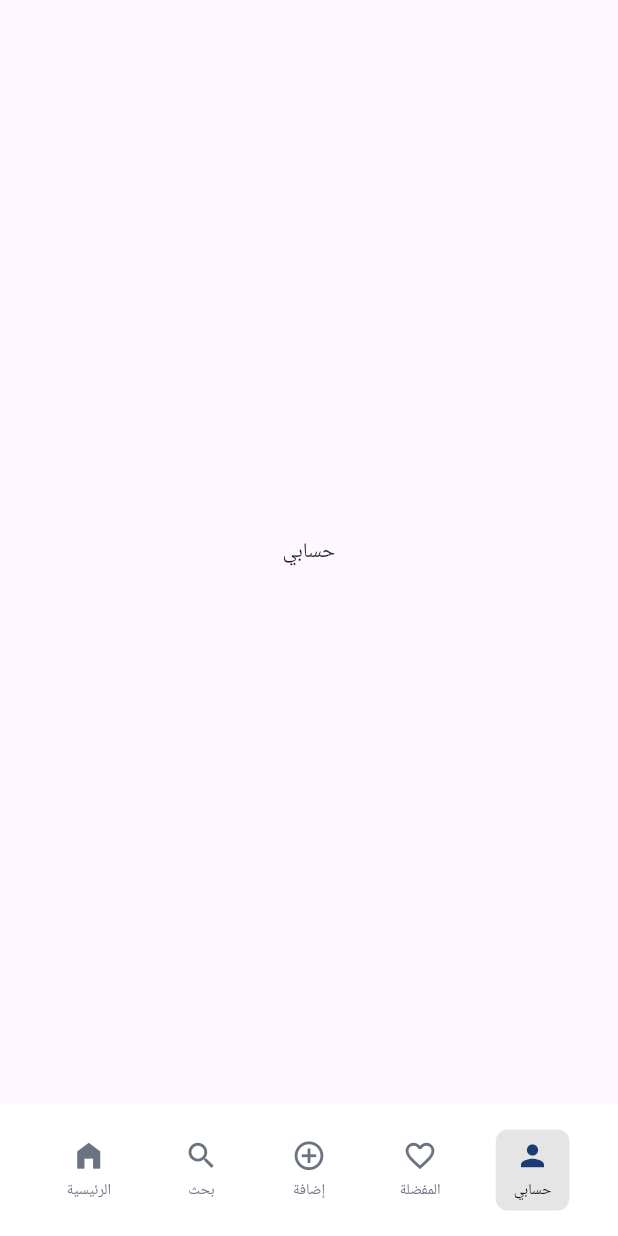
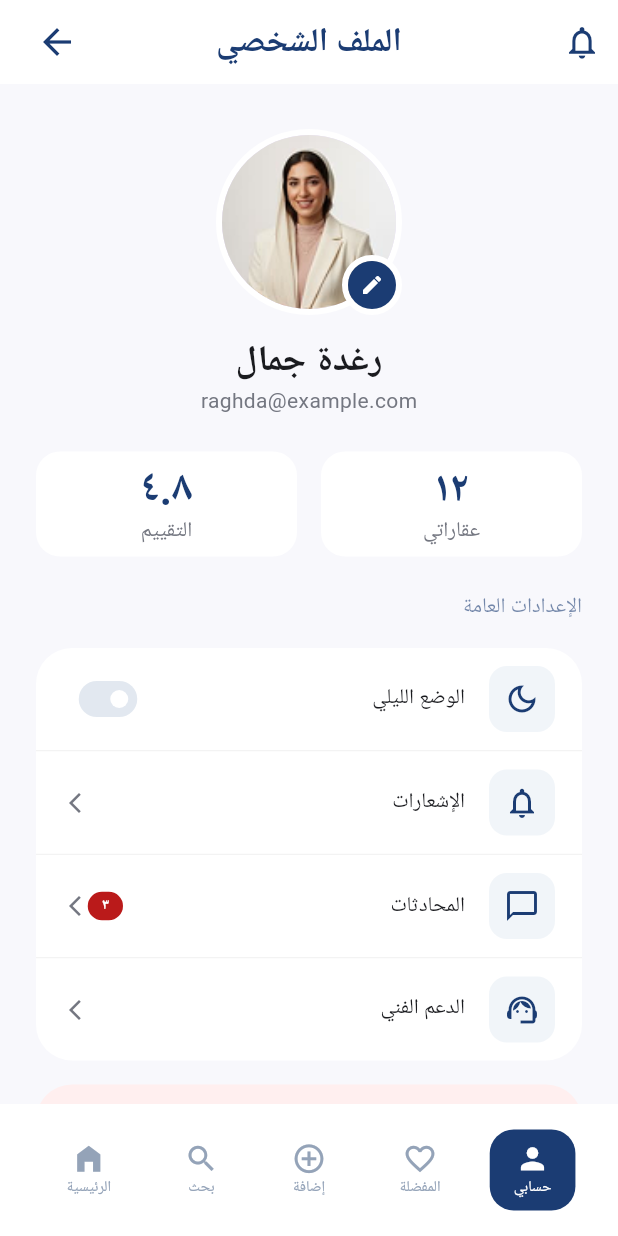
Before and after one commit to deema-ashraf-jaber/rentease, a Flutter app: the BottomNavigationScreen screen opened directly, item 5 of the bottom bar chosen, on a phone screen of 412 x 824 dp. Run offline on Flutter 3.47's test engine with Material 3 defaults, Android fonts, the light colour scheme and no system bars; our stand-ins replace dotted_border, get, get_storage, google_maps_flutter, iconsax, logger and 1 more; accounts and stored records are empty.

Commit message:
Add profile screen

```diff
--- a/lib/bottom_navigation.dart
+++ b/lib/bottom_navigation.dart
@@ -2,6 +2,7 @@ import 'package:flutter/material.dart';
 import 'package:rentease/utils/constants/colors.dart';
 import 'features/shope/screens/addProperty/add_property.dart';
 import 'features/shope/screens/home/home.dart';
+import 'features/shope/screens/profile/profile.dart';
 
 class BottomNavigationScreen extends StatefulWidget {
   const BottomNavigationScreen({super.key});
@@ -22,9 +23,9 @@ class _BottomNavigationScreenState extends State<BottomNavigationScreen> {
     _pages = [
       const HomeScreen(),
       const Center(child: Text('بحث')),
-      AddPropertyScreen(),
+      const AddPropertyScreen(),
       const Center(child: Text('المفضلة')),
-      const Center(child: Text('حسابي')),
+      const ProfileScreen(),
     ];
   }
 
@@ -59,14 +60,14 @@ class _BottomNavigationScreenState extends State<BottomNavigationScreen> {
 
             return InkWell(
               onTap: () => _onTap(index),
-              borderRadius: BorderRadius.circular(8),
+              borderRadius: BorderRadius.circular(24),
               child: Container(
-                padding: const EdgeInsets.symmetric(horizontal: 12, vertical: 6),
+                padding: const EdgeInsets.symmetric(horizontal: 16, vertical: 8),
                 decoration: BoxDecoration(
                   color: selected
-                      ? const Color(0xffE5E5E5)
+                      ? TColors.PrimaryColor
                       : Colors.transparent,
-                  borderRadius: BorderRadius.circular(8),
+                  borderRadius: BorderRadius.circular(16),
                 ),
                 child: Column(
                   mainAxisSize: MainAxisSize.min,
@@ -74,18 +75,17 @@ class _BottomNavigationScreenState extends State<BottomNavigationScreen> {
                     Icon(
                       items[index][0] as IconData,
                       color: selected
-                          ? TColors.PrimaryColor
-                          : const Color(0xff6B7280),
+                          ? Colors.white
+                          : const Color(0xff94A3B8),
                       size: 23,
                     ),
-                    const SizedBox(height: 4),
                     Text(
                       items[index][1] as String,
                       style: Theme.of(context).textTheme.titleMedium?.copyWith(
                         fontSize: 10,
                         color: selected
-                            ? Colors.black
-                            : const Color(0xff6B7280),
+                            ? Colors.white
+                            : const Color(0xff94A3B8),
                       ),
                     ),
                   ],
--- a/lib/common/widgets/appbar/appbar.dart
+++ b/lib/common/widgets/appbar/appbar.dart
@@ -24,12 +24,12 @@ class TAppBar extends StatelessWidget implements PreferredSizeWidget {
       elevation: 0,
       centerTitle: true,
       leading: Padding(
-        padding: const EdgeInsets.only(right: 30),
+        padding: const EdgeInsets.symmetric(horizontal: 16),
         child: IconButton(
           onPressed: () {
             Navigator.pop(context);
           },
-          icon: Icon(Icons.notifications_none, color: foregroundColor, size: 28),
+          icon: Icon(Icons.arrow_back, color: foregroundColor, size: 28),
         ),
       ),
       title: Text(
--- /dev/null
+++ b/lib/features/shope/screens/profile/profile.dart
@@ -0,0 +1,223 @@
+import 'package:flutter/material.dart';
+import 'package:rentease/features/shope/screens/profile/widgets/divider.dart';
+import 'package:rentease/features/shope/screens/profile/widgets/info_card.dart';
+import 'package:rentease/features/shope/screens/profile/widgets/settings_tile.dart';
+
+import '../../../../common/widgets/appbar/appbar.dart';
+import '../../../../utils/constants/colors.dart';
+import '../../../../utils/constants/image_strings.dart';
+import '../notifications/notifications.dart';
+
+class ProfileScreen extends StatelessWidget {
+  const ProfileScreen({super.key});
+
+  @override
+  Widget build(BuildContext context) {
+    return Scaffold(
+      backgroundColor: const Color(0xFFF8F8FC),
+
+      appBar:  TAppBar(
+        title: 'الملف الشخصي',
+        actionIcon: Icons.notifications_none,
+        onActionPressed: (){},
+      ),
+      body: SingleChildScrollView(
+        child: Padding(
+          padding: const EdgeInsets.symmetric(horizontal: 24),
+          child: Column(
+            children: [
+              const SizedBox(height: 30),
+              Stack(
+                alignment: Alignment.bottomRight,
+                children: [
+                  Container(
+                    decoration: BoxDecoration(
+                      shape: BoxShape.circle,
+                      border: Border.all(
+                        color: Colors.white,
+                        width: 4,
+                      ),
+                    ),
+                    child: const CircleAvatar(
+                      radius: 58,
+                      backgroundImage: AssetImage(
+                        TImages.userProfile,
+                      ),
+                    ),
+                  ),
+
+                  Container(
+                    decoration: BoxDecoration(
+                      shape: BoxShape.circle,
+                      border: Border.all(
+                        color: Colors.white,
+                        width: 4,
+                      ),
+                    ),
+                    child:const  CircleAvatar(
+                      radius: 16,
+                      backgroundColor: TColors.PrimaryColor,
+                      child: Icon(
+                        Icons.edit,
+                        size: 16,
+                        color: Colors.white,
+                      ),
+                    ),
+                  ),
+                ],
+              ),
+              const SizedBox(height: 16),
+
+              Text(
+                  'رغدة جمال',
+                  style: Theme.of(context).textTheme.headlineLarge!.copyWith(
+                      fontSize: 24,
+                      fontWeight: FontWeight.w700,
+                      color: const Color(0xff1A1B1F)
+                  )
+              ),
+              Text(
+                  'raghda@example.com',
+                  style: Theme.of(context).textTheme.bodyMedium!.copyWith(
+                      color: const Color(0xff747781)
+                  )
+              ),
+
+              const SizedBox(height: 24),
+
+               const  Row(
+                children: [
+                  Expanded(
+                    child: InfoCard(
+                      value: '٤.٨',
+                      label: 'التقييم',
+                    ),
+                  ),
+                  SizedBox(width: 16),
+                  Expanded(
+                    child: InfoCard(
+                      value: '١٢',
+                      label: 'عقاراتي',
+                    ),
+                  ),
+                ],
+              ),
+
+              const SizedBox(height: 24),
+
+              Align(
+                alignment: Alignment.centerRight,
+                child: Text(
+                    'الإعدادات العامة',
+                    style: Theme.of(context).textTheme.labelLarge!.copyWith(
+                        fontWeight:FontWeight.w500,
+                        color: TColors.PrimaryColor.withOpacity(0.60)
+                    )
+                ),
+              ),
+
+              const SizedBox(height: 16),
+
+              Container(
+                decoration: BoxDecoration(
+                  color: Colors.white,
+                  borderRadius: BorderRadius.circular(24),
+                ),
+                child: Column(
+                  children: [
+                    SettingsTile(
+                      title: 'الوضع الليلي',
+                      icon: Icons.dark_mode_outlined,
+                      trailing: Directionality(
+                        textDirection: TextDirection.rtl,
+                        child: Transform.scale(
+                          scale: 0.75,
+                          child: Switch(
+
+                            value: false,
+                            onChanged: (value) {},
+                            activeColor: Colors.white,
+                            activeTrackColor: TColors.PrimaryColor,
+                            inactiveThumbColor: Colors.white,
+                            inactiveTrackColor: const Color(0xffE2E8F0),
+                            trackOutlineColor: WidgetStateProperty.all(
+                              Colors.transparent,
+                            ),
+                          ),
+                        ),
+                      ),
+                    ),
+                    const TDivider(),
+                    SettingsTile(
+                      title: 'الإشعارات',
+                      icon: Icons.notifications_none,
+                      onTap: () {
+                        Navigator.push(
+                          context,
+                          MaterialPageRoute(
+                            builder: (context) => const NotificationsScreen(),
+                          ),
+                        );
+                      },
+                    ),
+                    const TDivider(),
+                    SettingsTile(
+                      title: 'المحادثات',
+                      icon: Icons.chat_bubble_outline,
+                      badgeCount: 3,
+                      onTap: () {},
+                    ),
+                    const TDivider(),
+                    SettingsTile(
+                      title: 'الدعم الفني',
+                      icon: Icons.support_agent,
+                      onTap: () {},
+                    ),
+                  ],
+                ),
+              ),
+
+              const SizedBox(height: 16),
+
+              Container(
+                width: double.infinity,
+                padding: const EdgeInsets.symmetric(horizontal: 16 , vertical: 16),
+                decoration: BoxDecoration(
+                  color:  const Color(0xFFFFEFEF),
+                  borderRadius: BorderRadius.circular(24),
+                ),
+                child: Row(
+                  mainAxisAlignment: MainAxisAlignment.end,
+                  children: [
+                    Text(
+                        'تسجيل الخروج',
+                        style: Theme.of(context).textTheme.headlineSmall!.copyWith(
+                            color: const Color(0xffBA1A1A) ,
+                            fontWeight: FontWeight.w700
+                        )
+                    ),
+                    const SizedBox(width: 16),
+                    Container(
+                      width:40,
+                      height: 40,
+                      decoration: BoxDecoration(
+                          color:Colors.white,
+                          borderRadius: BorderRadius.circular(12)
+                      ),
+                      child: Icon(
+                        Icons.logout,
+                        size: 18.960918426513672,
+                        color: Color(0xffBA1A1A),
+                      ),
+                    ),
+
+                  ],
+                ),
+              ),
+            ],
+          ),
+        ),
+      ),
+    );
+  }
+}
--- /dev/null
+++ b/lib/features/shope/screens/profile/widgets/divider.dart
@@ -0,0 +1,14 @@
+import 'package:flutter/material.dart';
+
+class TDivider extends StatelessWidget {
+  const TDivider({super.key});
+
+  @override
+  Widget build(BuildContext context) {
+    return Divider(
+      height: 1,
+      thickness: 0.6,
+      color: Colors.grey.shade200,
+    );
+  }
+}
--- /dev/null
+++ b/lib/features/shope/screens/profile/widgets/info_card.dart
@@ -0,0 +1,40 @@
+import 'package:flutter/material.dart';
+import '../../../../../utils/constants/colors.dart';
+
+class InfoCard extends StatelessWidget {
+  final String value;
+  final String label;
+
+  const InfoCard({super.key,
+    required this.value,
+    required this.label,
+  });
+
+  @override
+  Widget build(BuildContext context) {
+    return Container(
+      height: 70,
+      decoration: BoxDecoration(
+        color: Colors.white,
+        borderRadius: BorderRadius.circular(16),
+      ),
+      child: Column(
+        mainAxisAlignment: MainAxisAlignment.center,
+        children: [
+          Text(
+            value,
+            style: Theme.of(context).textTheme.headlineMedium!.copyWith(
+                color: TColors.PrimaryColor,
+                fontWeight: FontWeight.w700
+            ),
+          ),
+          Text(
+               label,
+              style: Theme.of(context).textTheme.labelLarge!.copyWith(fontWeight: FontWeight.w500,color: const Color(0xff747781)
+              )
+          ),
+        ],
+      ),
+    );
+  }
+}
--- /dev/null
+++ b/lib/features/shope/screens/profile/widgets/settings_tile.dart
@@ -0,0 +1,92 @@
+import 'package:flutter/material.dart';
+
+import '../../../../../utils/constants/colors.dart';
+
+class SettingsTile extends StatelessWidget {
+  final String title;
+  final IconData icon;
+  final Widget? trailing;
+  final int? badgeCount;
+  final VoidCallback? onTap;
+
+  const SettingsTile({
+    required this.title,
+    required this.icon,
+    this.trailing,
+    this.badgeCount,
+    this.onTap,
+  });
+
+  @override
+  Widget build(BuildContext context) {
+    return ListTile(
+      contentPadding: const EdgeInsets.symmetric(
+        horizontal: 18,
+        vertical: 6,
+      ),
+
+      leading: trailing ??
+          SizedBox(
+            width: 40,
+            child: Stack(
+              clipBehavior: Clip.none,
+              alignment: Alignment.centerLeft,
+              children: [
+                const Icon(
+                  Icons.arrow_back_ios_new,
+                  size: 16,
+                  color: Color(0xff747781),
+                ),
+
+                if (badgeCount != null)
+                  Positioned(
+                    right: 0,
+                    child: Container(
+                      width: 23.5,
+                      height: 19,
+                      alignment: Alignment.center,
+                      decoration:  BoxDecoration(
+                          color: const Color(0xffBA1A1A),
+                          borderRadius: BorderRadius.circular(999)
+                      ),
+                      child: Text(
+                        '٣',
+                        style: const TextStyle(
+                          color: Colors.white,
+                          fontSize: 10,
+                          fontWeight: FontWeight.w600,
+                        ),
+                      ),
+                    ),
+                  ),
+              ],
+            ),
+          ),
+
+      title: Text(
+        title,
+        textAlign: TextAlign.right,
+        style: Theme.of(context)
+            .textTheme
+            .titleSmall!
+            .copyWith(
+          color: const Color(0xff1A1B1F),
+        ),
+      ),
+
+      trailing: Container(
+        padding: const EdgeInsets.all(10),
+        decoration: BoxDecoration(
+          color: const Color(0xffF1F5F9),
+          borderRadius: BorderRadius.circular(12),
+        ),
+        child: Icon(
+          icon,
+          color: TColors.PrimaryColor,
+        ),
+      ),
+
+      onTap: onTap,
+    );
+  }
+}
--- a/lib/utils/constants/image_strings.dart
+++ b/lib/utils/constants/image_strings.dart
@@ -100,7 +100,7 @@ class TImages {
   // -- Verify email Images
 
   // -- Profile Images
-  static const String userProfile = "assets/images/user/userProfile.png";
+  static const String userProfile = "assets/user/userProfile.png";
 
   // -- Users Images
   static const String user1 = "assets/images/user/user1.png";
```
Also changed, not shown: assets/user/userProfile.png (added).
